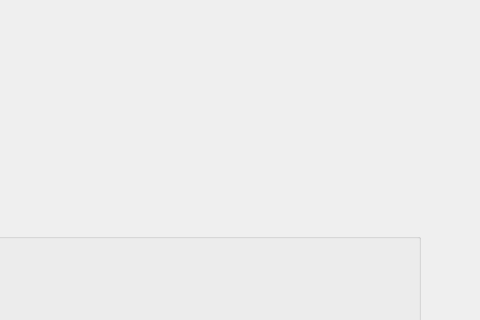
Qt form application_version_beta/login.ui (AzizBenIsmail/Projet_Parental_Monitoring_System_Qt) before a commit; both pictures show x 390 to 870 and y 0 to 320 of the 1147 by 809 pixel window.
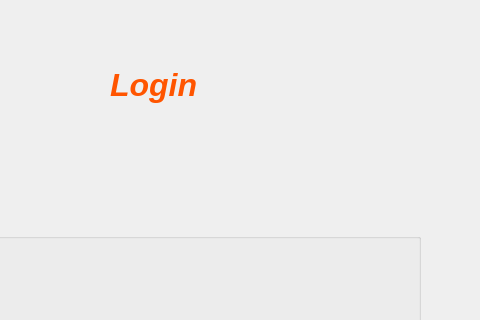
The same form after that commit.

```diff
--- a/application_version_beta/login.ui
+++ b/application_version_beta/login.ui
@@ -256,6 +256,19 @@
     <string/>
    </property>
   </widget>
+  <widget class="QLabel" name="label_3">
+   <property name="geometry">
+    <rect>
+     <x>500</x>
+     <y>60</y>
+     <width>261</width>
+     <height>51</height>
+    </rect>
+   </property>
+   <property name="text">
+    <string>&lt;html&gt;&lt;head/&gt;&lt;body&gt;&lt;p&gt;&lt;span style=&quot; font-size:24pt; font-weight:600; font-style:italic; color:#ff5500;&quot;&gt;Login&lt;/span&gt;&lt;/p&gt;&lt;/body&gt;&lt;/html&gt;</string>
+   </property>
+  </widget>
   <zorder>label_p</zorder>
   <zorder>groupBox</zorder>
   <zorder>Digital_clock</zorder>
```
Left out of the diff: 1 changed line with no effect on the pictures.
